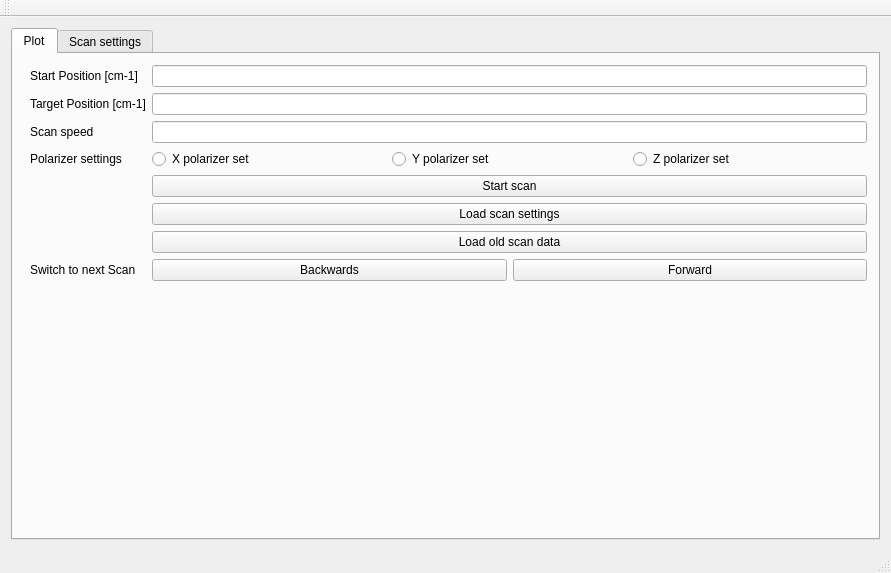
Above: mainwindow.ui from anates/Spectro before the change. Below: the same form after it.
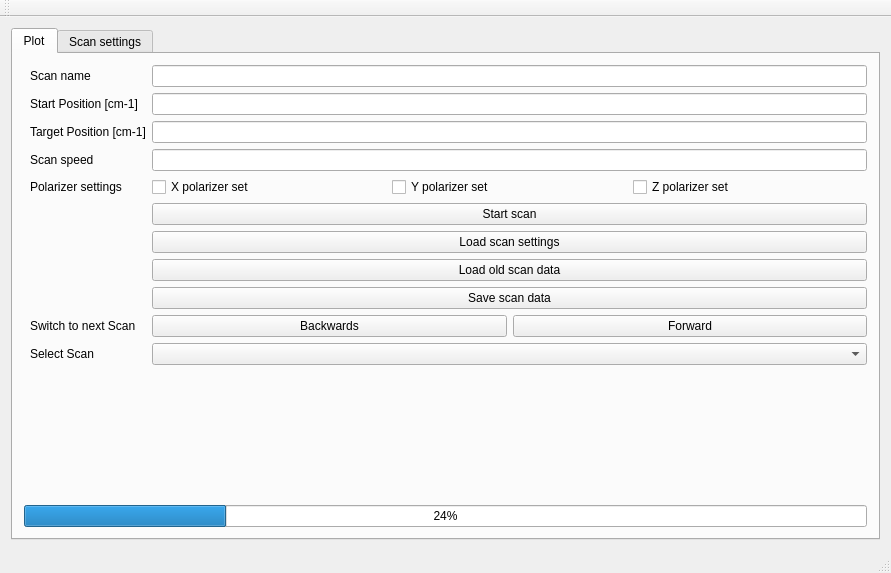
That is the form after the change. Custom widgets are drawn as their Qt base class.

Commit message: Hindurchschalten durch Scans möglich, Einstellungen werden korrekt gespeichert und wieder geladen

What changed in the file:
```diff
--- a/mainwindow.ui
+++ b/mainwindow.ui
@@ -35,61 +35,61 @@
             <property name="fieldGrowthPolicy">
              <enum>QFormLayout::AllNonFixedFieldsGrow</enum>
             </property>
-            <item row="0" column="0">
+            <item row="1" column="0">
              <widget class="QLabel" name="label_2">
               <property name="text">
                <string>Start Position [cm-1]</string>
               </property>
              </widget>
             </item>
-            <item row="0" column="1">
+            <item row="1" column="1">
              <widget class="QLineEdit" name="setStartPosition"/>
             </item>
-            <item row="1" column="0">
+            <item row="2" column="0">
              <widget class="QLabel" name="label_3">
               <property name="text">
                <string>Target Position [cm-1]</string>
               </property>
              </widget>
             </item>
-            <item row="1" column="1">
+            <item row="2" column="1">
              <widget class="QLineEdit" name="setTargetPosition"/>
             </item>
-            <item row="2" column="0">
+            <item row="3" column="0">
              <widget class="QLabel" name="label_4">
               <property name="text">
                <string>Scan speed</string>
               </property>
              </widget>
             </item>
-            <item row="2" column="1">
+            <item row="3" column="1">
              <widget class="QLineEdit" name="setScanSpeed"/>
             </item>
-            <item row="3" column="0">
+            <item row="4" column="0">
              <widget class="QLabel" name="PolarizerLabel">
               <property name="text">
                <string>Polarizer settings</string>
               </property>
              </widget>
             </item>
-            <item row="3" column="1">
+            <item row="4" column="1">
              <layout class="QHBoxLayout" name="horizontalLayout_3">
               <item>
-               <widget class="QRadioButton" name="dispXValue">
+               <widget class="QCheckBox" name="dispXValue">
                 <property name="text">
                  <string>X polarizer set</string>
                 </property>
                </widget>
               </item>
               <item>
-               <widget class="QRadioButton" name="dispYValue">
+               <widget class="QCheckBox" name="dispYValue">
                 <property name="text">
                  <string>Y polarizer set</string>
                 </property>
                </widget>
               </item>
               <item>
-               <widget class="QRadioButton" name="dispZValue">
+               <widget class="QCheckBox" name="dispZValue">
                 <property name="text">
                  <string>Z polarizer set</string>
                 </property>
@@ -97,28 +97,28 @@
               </item>
              </layout>
             </item>
-            <item row="4" column="1">
+            <item row="5" column="1">
              <widget class="QPushButton" name="scanButton">
               <property name="text">
                <string>Start scan</string>
               </property>
              </widget>
             </item>
-            <item row="5" column="1">
+            <item row="6" column="1">
              <widget class="QPushButton" name="loadSettingsButton">
               <property name="text">
                <string>Load scan settings</string>
               </property>
              </widget>
             </item>
-            <item row="6" column="1">
+            <item row="7" column="1">
              <widget class="QPushButton" name="loadGenericButton">
               <property name="text">
                <string>Load old scan data</string>
               </property>
              </widget>
             </item>
-            <item row="7" column="1">
+            <item row="9" column="1">
              <layout class="QHBoxLayout" name="horizontalLayout">
               <item>
                <widget class="QPushButton" name="LastScan">
@@ -136,17 +136,51 @@
               </item>
              </layout>
             </item>
-            <item row="7" column="0">
+            <item row="9" column="0">
              <widget class="QLabel" name="ChooseScanLabel">
               <property name="text">
                <string>Switch to next Scan</string>
               </property>
              </widget>
             </item>
+            <item row="10" column="1">
+             <widget class="QComboBox" name="selectScanBox"/>
+            </item>
+            <item row="10" column="0">
+             <widget class="QLabel" name="selectScanLabel">
+              <property name="text">
+               <string>Select Scan</string>
+              </property>
+             </widget>
+            </item>
+            <item row="0" column="1">
+             <widget class="QLineEdit" name="scanName"/>
+            </item>
+            <item row="0" column="0">
+             <widget class="QLabel" name="label">
+              <property name="text">
+               <string>Scan name</string>
+              </property>
+             </widget>
+            </item>
+            <item row="8" column="1">
+             <widget class="QPushButton" name="saveScan">
+              <property name="text">
+               <string>Save scan data</string>
+              </property>
+             </widget>
+            </item>
            </layout>
           </item>
          </layout>
         </item>
+        <item row="1" column="0">
+         <widget class="QProgressBar" name="progressBar">
+          <property name="value">
+           <number>24</number>
+          </property>
+         </widget>
+        </item>
        </layout>
       </widget>
       <widget class="QWidget" name="scanTab">
```
The commit also changes 4 other files.
